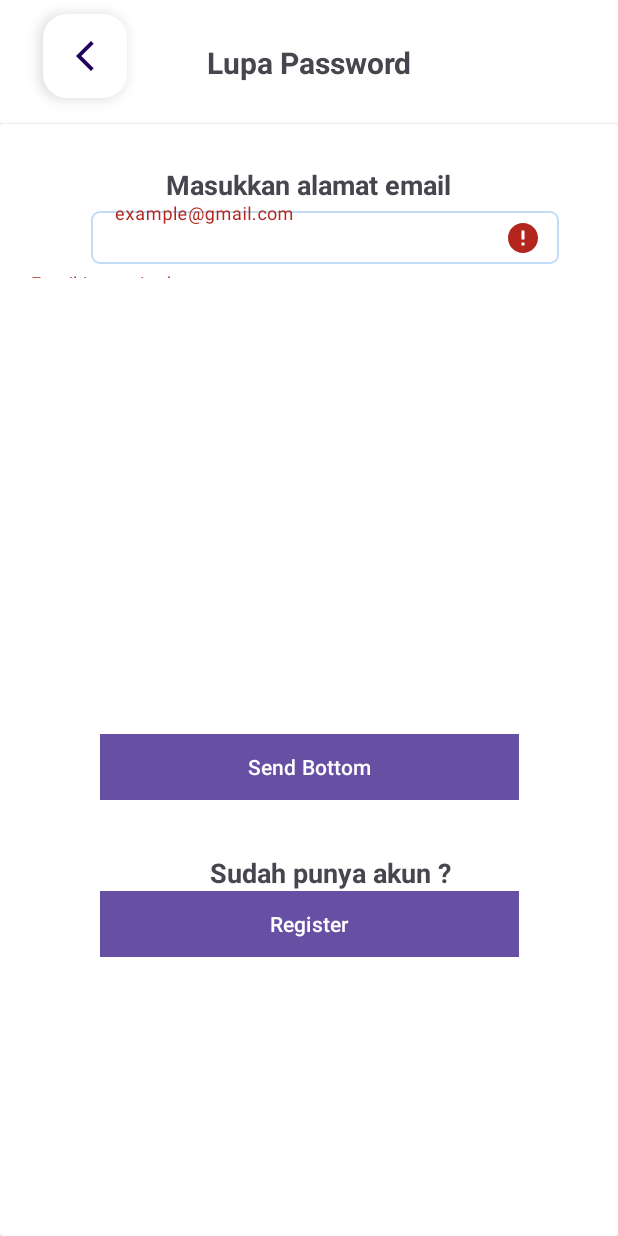
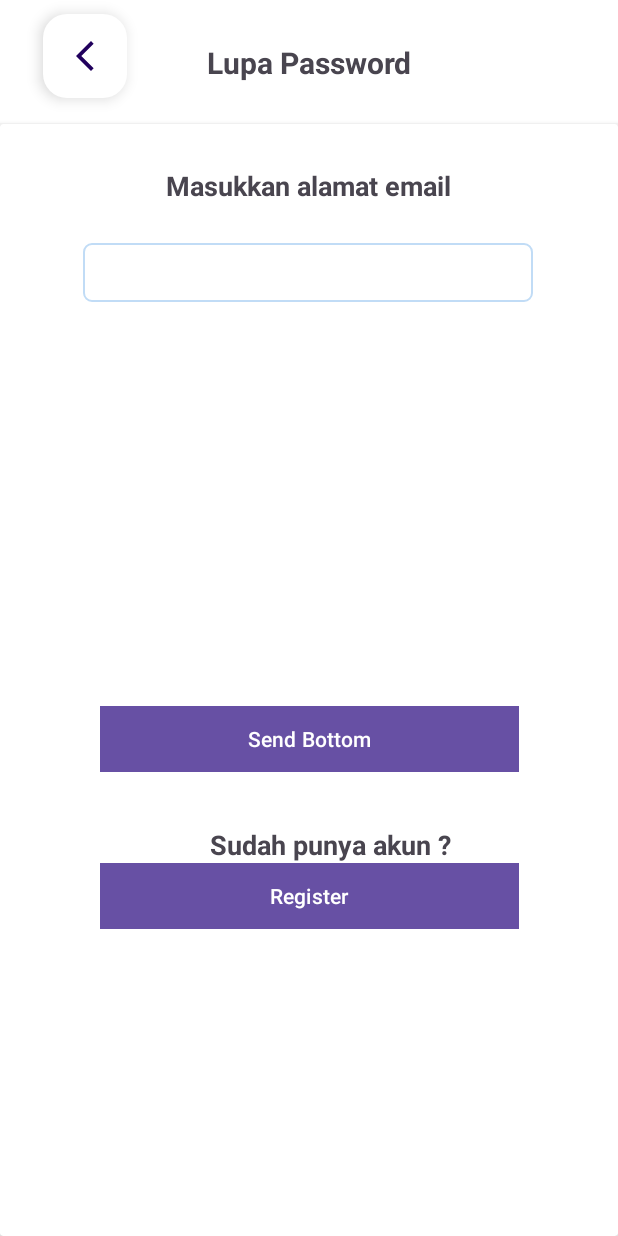
Before and after one commit to Akhdiiyat/Roufish, an Android app: the lupapwd screen opened directly, with no data from a screen before it, after a tap on "Send Bottom", on a phone screen of 412 x 824 dp. Run offline under Robolectric (Android 15) with nearby library versions, the phone set to English and light mode, and no system bars.

Commit message:
fix bug lupa password
bismillah ga ada bug lagi

```diff
--- a/app/src/main/java/com/example/roufish/lupapwd.java
+++ b/app/src/main/java/com/example/roufish/lupapwd.java
@@ -6,38 +6,41 @@ import android.os.Bundle;
 import android.text.TextUtils;
 import android.view.View;
 import android.widget.Button;
+import android.widget.EditText;
+import android.widget.Toast;
+
 import com.google.android.material.textfield.TextInputEditText;
 import com.google.android.material.textfield.TextInputLayout;
 
 public class lupapwd extends AppCompatActivity {
 
     Button buttonSend;
-    TextInputLayout emailInputLayout = findViewById(R.id.emailInputLayout);;
-    TextInputEditText emailTextInput = findViewById(R.id.emailTextInput);;
+    EditText emailInput ;;
+    //TextInputEditText emailTextInput = findViewById(R.id.emailTextInput);;
 
     @Override
     protected void onCreate(Bundle savedInstanceState) {
         super.onCreate(savedInstanceState);
         setContentView(R.layout.activity_lupapwd);
-        emailInputLayout = findViewById(R.id.emailInputLayout);
-        emailTextInput = findViewById(R.id.emailTextInput);
+        emailInput = findViewById(R.id.emailInput);
+        //emailTextInput = findViewById(R.id.emailTextInput);
         buttonSend = findViewById(R.id.btn_send_code);
 
         buttonSend.setOnClickListener(new View.OnClickListener() {
             @Override
             public void onClick(View v) {
-                String email = emailTextInput.getText().toString().trim();
+                String email ;
+                email = String.valueOf(emailInput.getText());
                 if (TextUtils.isEmpty(email)) {
                     // Email field is empty, show an error message
-                    emailInputLayout.setError("Email is required");
-                } else {
-                    // Email field is not empty, remove any previous error message
-                    emailInputLayout.setError(null);
+                    Toast.makeText(lupapwd.this,"Masukkan username",Toast.LENGTH_SHORT).show();
+                    return;
+                }
 
                     // Proceed with sending the code
                     Intent sendIntent = new Intent(lupapwd.this, lupapwd_code.class);
                     startActivity(sendIntent);
-                }
+
             }
         });
     }
--- a/app/src/main/res/layout/activity_lupapwd.xml
+++ b/app/src/main/res/layout/activity_lupapwd.xml
@@ -74,14 +74,14 @@
                 android:text="Masukkan alamat email"
                 android:textSize="18dp"
                 android:textStyle="bold"
-                app:layout_constraintBottom_toTopOf="@+id/emailInputLayout"
+                app:layout_constraintBottom_toTopOf="@+id/emailInput"
                 app:layout_constraintEnd_toEndOf="parent"
                 app:layout_constraintHorizontal_bias="0.497"
                 app:layout_constraintStart_toStartOf="parent"
                 app:layout_constraintTop_toTopOf="parent"
                 app:layout_constraintVertical_bias="0.036" />
 
-            <com.google.android.material.textfield.TextInputLayout
+            <!--<com.google.android.material.textfield.TextInputLayout
                 android:id="@+id/emailInputLayout"
                 android:layout_width="402dp"
                 android:layout_height="50dp"
@@ -103,7 +103,23 @@
                     tools:layout_editor_absoluteY="76dp" />
 
 
-            </com.google.android.material.textfield.TextInputLayout>
+            </com.google.android.material.textfield.TextInputLayout>-->
+
+            <EditText
+                android:id="@+id/emailInput"
+                android:layout_width="300dp"
+                android:layout_height="39dp"
+                android:background="@drawable/custom_input"
+                android:ems="10"
+                android:inputType="text"
+                android:paddingLeft="10dp"
+                android:paddingRight="10dp"
+                app:layout_constraintBottom_toBottomOf="parent"
+                app:layout_constraintEnd_toEndOf="parent"
+                app:layout_constraintHorizontal_bias="0.495"
+                app:layout_constraintStart_toStartOf="parent"
+                app:layout_constraintTop_toTopOf="parent"
+                app:layout_constraintVertical_bias="0.113" />
 
             <Button
                 android:id="@+id/btn_send_code"
```
